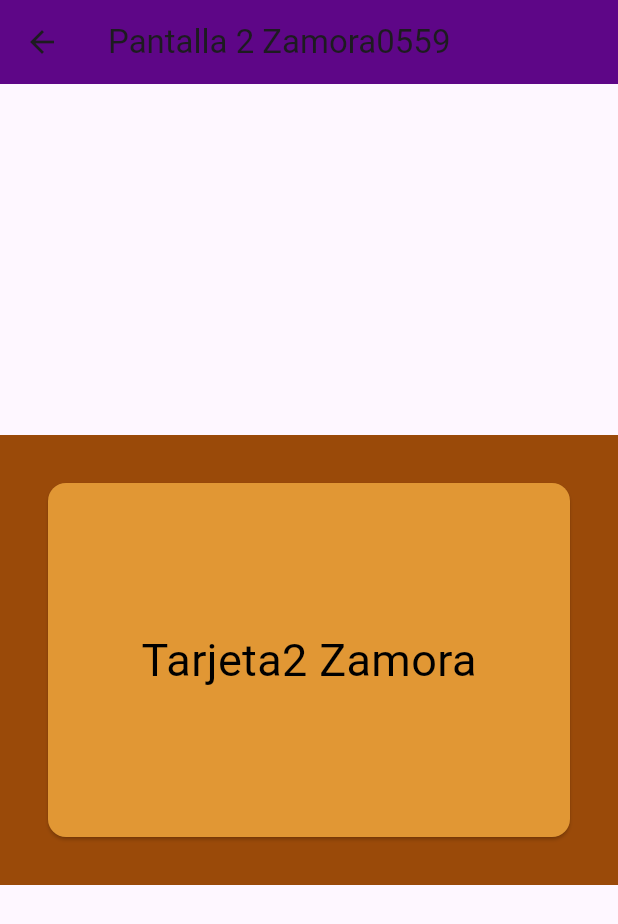
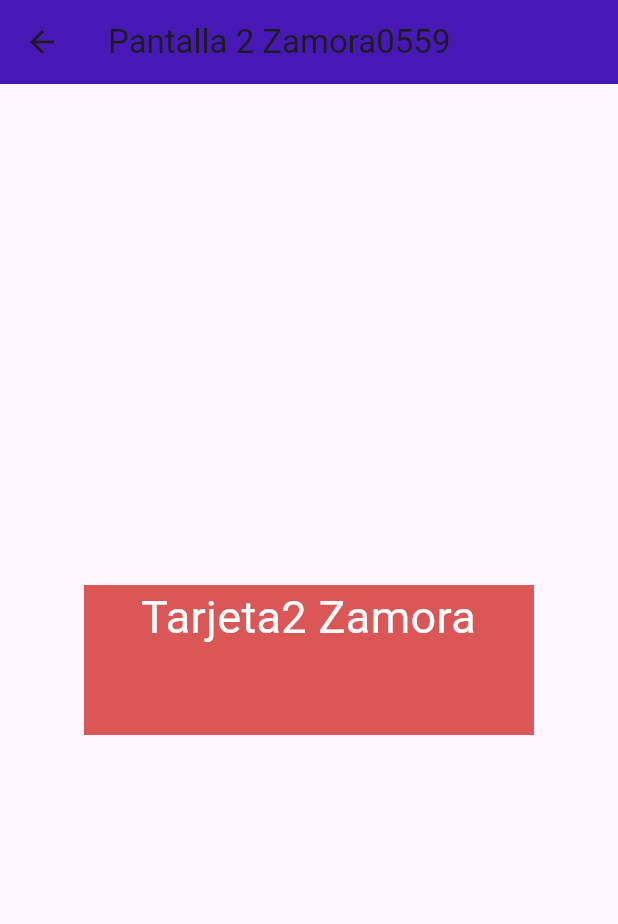
Before and after one commit to AlexaZamoraDominguez/p15Rutas2-0559, a Flutter app: the screen it shows after launch, after a tap on "Mover a Pantalla2", on a phone screen of 412 x 824 dp. Shown: the top 924 px of the screen. Run offline on Flutter 3.47's test engine with Material 3 defaults, Android fonts, the phone set to English and light mode, and no system bars; missing offline and left inert: dart:html.

```diff
--- a/lib/main.dart
+++ b/lib/main.dart
@@ -2,6 +2,7 @@ import 'package:flutter/material.dart';
 import 'package:Zamora0559/pantalla2_0559.dart';
 import 'package:Zamora0559/pantalla1_0559.dart';
 import 'package:Zamora0559/pantallaini_0559.dart';
+import 'package:Zamora0559/pantalla3_0559.dart';
 
 void main() => runApp(MiApp0559());
 
@@ -17,6 +18,7 @@ class MiApp0559 extends StatelessWidget {
         "/": (context) => PantallaIni_0559(),
         "/Pantalla1_0559": (context) => const Pantalla1_0559(),
         "/Pantalla2_0559": (context) => const Pantalla2_0559(),
+        "/Pantalla3_0559": (context) => const Pantalla3_0559(),
       },
     );
   }
--- a/lib/pantalla2_0559.dart
+++ b/lib/pantalla2_0559.dart
@@ -10,29 +10,23 @@ class Pantalla2_0559 extends StatelessWidget {
     return Scaffold(
       appBar: AppBar(
         title: Text('Pantalla 2 Zamora0559'),
-        backgroundColor: Color(0xff5e0687),
+        backgroundColor: Color(0xff4618b4),
       ),
       body: Center(
         child: Container(
-          color: Color(0xff9a4a09),
-          width: double.infinity,
-          height: 300,
-          child: Card(
-            color: Color(0xffe19734),
-            margin: EdgeInsets.all(32),
-            child: Padding(
-              padding: EdgeInsets.all(16),
-              child: Center(
-                child: Text(
-                  'Tarjeta2 Zamora',
-                  style: TextStyle(fontSize: 30, color: Colors.black),
-                ),
-              ),
-            ),
+          color: Color(0xffdb5757),
+          constraints: BoxConstraints(
+            minHeight: 100,
+            minWidth: 300,
+            maxHeight: 400,
+            maxWidth: 300,
+          ),
+          child: Text(
+            '     Tarjeta2 Zamora',
+            style: TextStyle(fontSize: 30, color: Colors.white),
           ),
         ),
       ),
     );
-    ;
   } //fin widget
 } //fin pantalla2
--- a/lib/pantallaini_0559.dart
+++ b/lib/pantallaini_0559.dart
@@ -12,7 +12,7 @@ class PantallaIni_0559 extends StatelessWidget {
     return Scaffold(
       appBar: AppBar(
         title: const Text("Pagina Inicial Zamora0559"),
-        backgroundColor: Colors.brown,
+        backgroundColor: Color(0xff0f1e74),
       ),
       body: Center(
         child: Column(
@@ -22,13 +22,28 @@ class PantallaIni_0559 extends StatelessWidget {
               onPressed: () {
                 Navigator.pushNamed(context, "/Pantalla1_0559");
               }, //fin onpressed
-              child: const Text("Ejemplo Card"),
+              child: const Text(
+                "Ejemplo Card",
+                style: TextStyle(fontSize: 30, color: Color(0xffefe8e8)),
+              ),
             ),
             ElevatedButton(
               onPressed: () {
                 Navigator.pushNamed(context, "/Pantalla2_0559");
               }, //fin onpressed
-              child: const Text("Mover a Pantalla2"),
+              child: const Text(
+                "Mover a Pantalla2",
+                style: TextStyle(fontSize: 30, color: Color(0xfffdefef)),
+              ),
+            ),
+            ElevatedButton(
+              onPressed: () {
+                Navigator.pushNamed(context, "/Pantalla3_0559");
+              }, //fin onpressed
+              child: const Text(
+                "Mover a Pantalla3",
+                style: TextStyle(fontSize: 30, color: Color(0xffede9e9)),
+              ),
             )
           ], //fin de ninos
         ),
```
Also changed, not shown: lib/pantalla1_0559.dart (+12 -10 lines), lib/pantalla3_0559.dart (added, +32 -0 lines).
